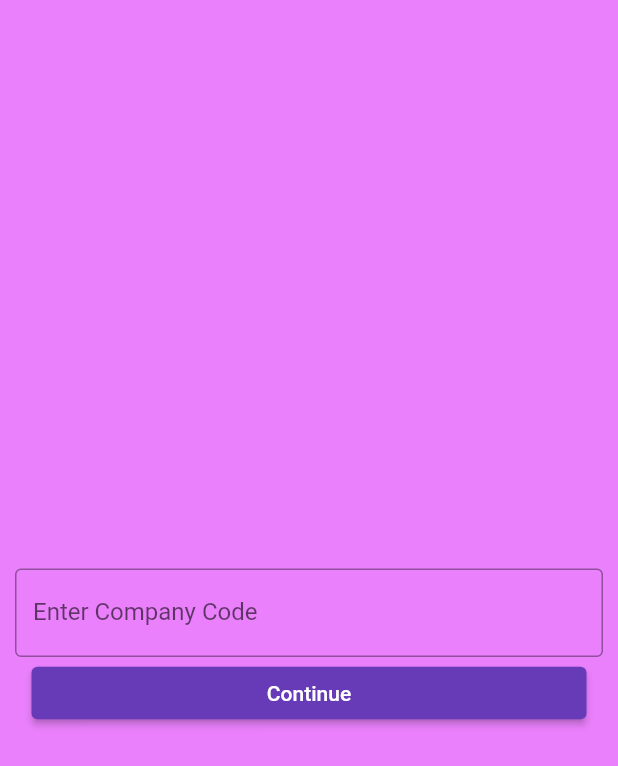
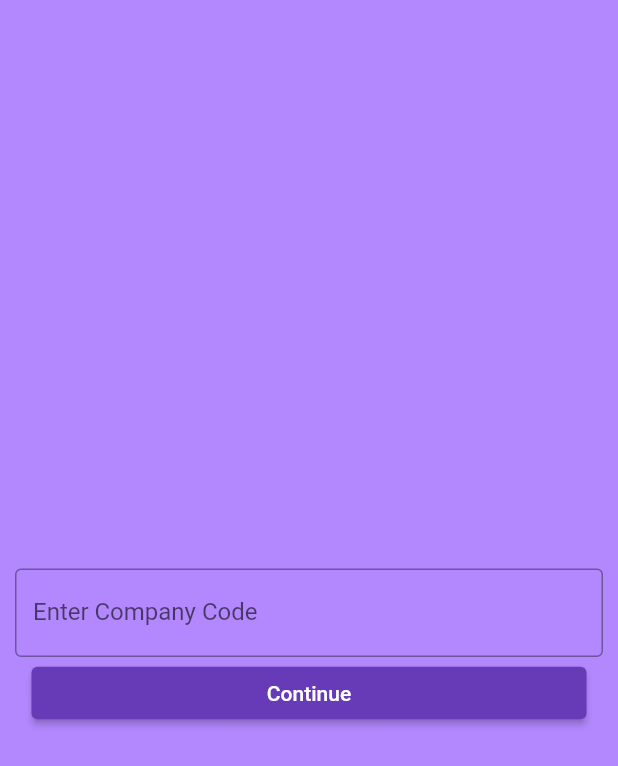
Before and after one commit to Amanullahgit/flutter_phone_authentication, a Flutter app: the CompanyCodeScreen widget shown alone on an empty page, opened directly, on a phone screen of 412 x 824 dp. Shown: the top 766 px of the screen. Run offline on Flutter 3.47's test engine with Material 2 defaults, Android fonts, the phone set to English and light mode, and no system bars; drawn by our look-alikes of flutter_form_builder; our stand-ins replace animated_splash_screen, camera, firebase_auth, firebase_core, flutter_easyloading, flutter_svg and 4 more; missing offline and left inert: timer_button; accounts and stored records are empty; network calls fail; Roboto replaces fonts that are missing (Corben).

Commit message:
Styles tweks + text changes

```diff
--- a/lib/company_code.dart
+++ b/lib/company_code.dart
@@ -35,7 +35,7 @@ class _CompanyCodeScreenState extends State<CompanyCodeScreen> {
   @override
   Widget build(BuildContext context) {
     return Container(
-      color: Colors.purpleAccent[100],
+      color: Colors.deepPurpleAccent[100],
       child: Column(
         mainAxisAlignment: MainAxisAlignment.center,
         children: [
--- a/lib/congrates.dart
+++ b/lib/congrates.dart
@@ -128,7 +128,7 @@ class Congrates extends StatelessWidget {
                     //Text
                     MaterialButton(
                       child: Text(
-                        'Restart Quiz!',
+                        'Goto jobs listing',
                       ), //Text
                       textColor: Colors.blue,
                       onPressed: () {
--- a/lib/otp.dart
+++ b/lib/otp.dart
@@ -95,9 +95,10 @@ class _OTPScreenState extends State<OTPScreen> {
             },
             disabledColor: Colors.grey,
             color: Colors.deepPurple[400],
-            buttonType: ButtonType.RaisedButton,
+            buttonType: ButtonType.OutlinedButton,
             disabledTextStyle: new TextStyle(fontSize: 10.0),
-            activeTextStyle: new TextStyle(fontSize: 10.0, color: Colors.white),
+            activeTextStyle:
+                new TextStyle(fontSize: 10.0, color: Colors.deepPurpleAccent),
           ),
           // TextButton(
           //     onPressed: () {
```
